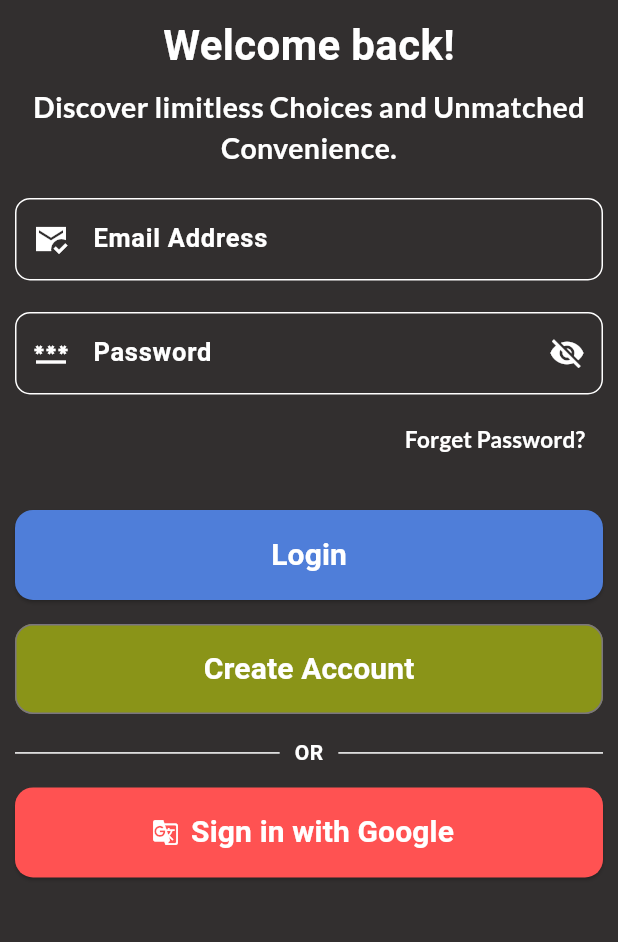
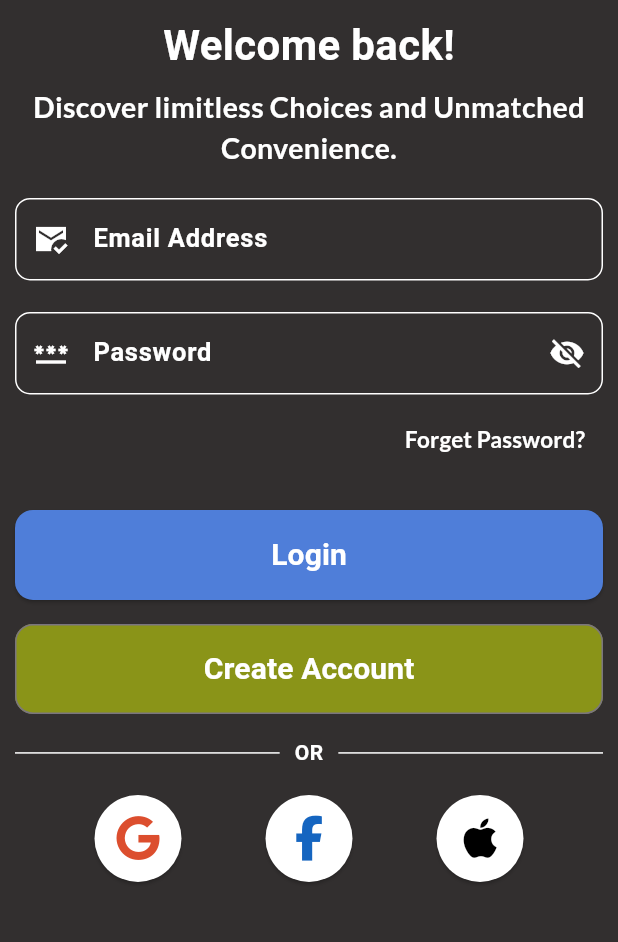
Before and after one commit to IM-RITH/Final-Project, a Flutter app: the ForgotPasswordScreen screen opened directly, after a tap on the "arrow back" icon, on a phone screen of 412 x 824 dp, the part 272-1214 px from its top. Run offline on Flutter 3.47's test engine with Material 3 defaults, Android fonts, the phone set to English and light mode, and no system bars; our stand-ins replace cloud_firestore, curved_navigation_bar, firebase_auth, firebase_core, firebase_storage, flutter_native_splash and 8 more; missing offline and left inert: flutter_facebook_auth; accounts and stored records are empty.

Commit message:
working on sign in with facebook

```diff
--- a/lib/views/screens/auth/login_screen.dart
+++ b/lib/views/screens/auth/login_screen.dart
@@ -5,6 +5,7 @@ import 'package:easyshop/views/screens/map/map_screen.dart';
 import 'package:flutter/material.dart';
 import 'package:google_fonts/google_fonts.dart';
 import 'package:get/get.dart';
+import 'package:font_awesome_flutter/font_awesome_flutter.dart';
 
 class LoginScreen extends StatefulWidget {
   const LoginScreen({Key? key}) : super(key: key);
@@ -263,42 +264,43 @@ class _LoginScreenState extends State<LoginScreen> {
       return null;
     }
 
-    Padding buildGoogleSignInButton() {
+    Widget buildSocialMediaSignInButton(IconData iconData, Color bgColor,
+        Color iconColor, VoidCallback onPressed) {
+      return ElevatedButton(
+        style: ElevatedButton.styleFrom(
+          backgroundColor: bgColor,
+          shape: const CircleBorder(),
+          padding: const EdgeInsets.all(14),
+        ),
+        onPressed: onPressed,
+        child: Icon(iconData, size: 30, color: iconColor),
+      );
+    }
+
+    Widget buildSocialMediaSignInRow() {
       return Padding(
-        padding: const EdgeInsets.symmetric(vertical: 8.0),
-        child: ElevatedButton.icon(
-          icon: const Icon(Icons.g_translate, color: Colors.white),
-          label: Text(
-            'Sign in with Google',
-            style: GoogleFonts.roboto(
-              fontSize: 20,
-              fontWeight: FontWeight.bold,
-              color: Colors.white,
-            ),
-          ),
-          style: ElevatedButton.styleFrom(
-            backgroundColor: Colors.redAccent,
-            minimumSize: const Size(double.infinity, 60),
-            shape: RoundedRectangleBorder(
-              borderRadius: BorderRadius.circular(12),
-            ),
-          ),
-          onPressed: () async {
+        padding: const EdgeInsets.only(top: 16.0),
+        child: Row(
+          mainAxisAlignment: MainAxisAlignment.spaceEvenly,
+          children: <Widget>[
+            // Google Sign-In Button
+            buildSocialMediaSignInButton(
+              FontAwesomeIcons.google,
+              Colors.white,
+              const Color.fromARGB(255, 220, 78, 46),
+              () async {
+                // Google Sign-In
                 // Show loading indicator
                 Get.dialog(
                   const Center(child: CircularProgressIndicator()),
                   barrierDismissible: false,
                 );
-
-            String result = await _authController
-                .signInWithGoogle(); // Await the result of the sign-in
+                String result = await _authController.signInWithGoogle();
                 // Dismiss the loading indicator
                 if (Get.isDialogOpen ?? false) Get.back();
-
                 if (result == "Sign in successful") {
                   Get.offAll(() => const MapScreen());
                 } else {
-
                   Get.snackbar(
                     "Sign In Error",
                     result,
@@ -308,6 +310,42 @@ class _LoginScreenState extends State<LoginScreen> {
                   );
                 }
               },
+            ),
+            // Facebook Sign-In Button
+            buildSocialMediaSignInButton(
+              FontAwesomeIcons.facebookF,
+              Colors.white,
+              Colors.blue[800]!,
+              () async {
+                Get.dialog(
+                  const Center(child: CircularProgressIndicator()),
+                  barrierDismissible: false,
+                );
+                String result = await _authController.signInWithFacebook();
+                if (Get.isDialogOpen ?? false) Get.back();
+                if (result == "Sign in successful") {
+                  Get.offAll(() => const MapScreen());
+                } else {
+                  Get.snackbar(
+                    "Sign In Error",
+                    result,
+                    snackPosition: SnackPosition.BOTTOM,
+                    backgroundColor: Colors.redAccent,
+                    colorText: Colors.white,
+                  );
+                }
+              },
+            ),
+            // Apple Sign-In Button
+            buildSocialMediaSignInButton(
+              FontAwesomeIcons.apple,
+              Colors.white,
+              Colors.black,
+              () {
+                // Apple Sign-In logic
+              },
+            ),
+          ],
         ),
       );
     }
@@ -499,8 +537,8 @@ class _LoginScreenState extends State<LoginScreen> {
                   ),
                   const SizedBox(height: 16),
                   buildOrDivider(),
-                  const SizedBox(height: 5),
-                  buildGoogleSignInButton()
+                  const SizedBox(height: 2),
+                  buildSocialMediaSignInRow()
                 ],
               ),
             ),
--- a/pubspec.yaml
+++ b/pubspec.yaml
@@ -48,6 +48,8 @@ dependencies:
   flutter_svg: ^2.0.10+1
   curved_navigation_bar: ^1.0.3
   google_sign_in: ^6.2.1
+  font_awesome_flutter: ^10.7.0
+  flutter_facebook_auth: ^6.1.1
 
 dev_dependencies:
   flutter_test:
```
Also changed, not shown: lib/controller/auth_controller.dart (+43 -2 lines), assets/icons/apple-logo.png (added), assets/icons/bookmark.png (deleted), assets/icons/cart.png (deleted), assets/icons/facebook.png (added), assets/icons/google.png (added), assets/icons/home.png (deleted), assets/icons/user.png (deleted), pubspec.lock, 8 other files. Lines whose indentation alone changed are shown as unchanged.
